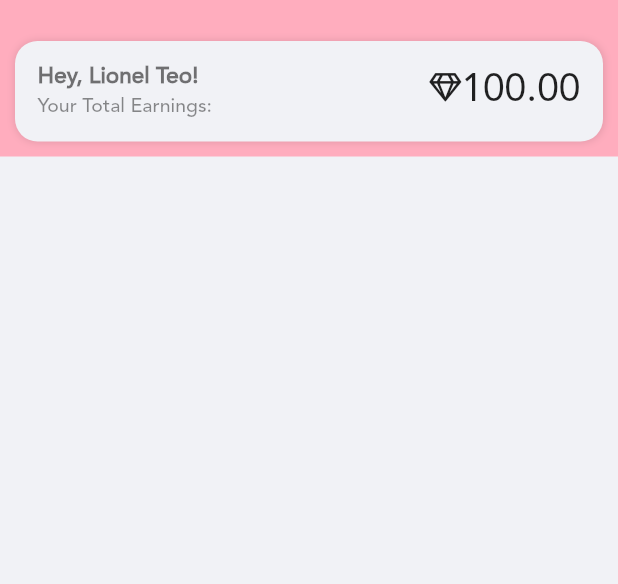
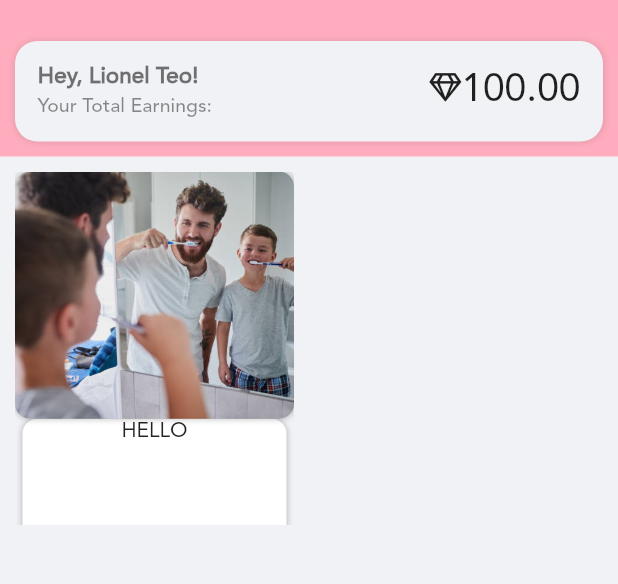
Before and after one commit to lioneltjr/task_mi, a Flutter app: the RewardsScreen screen opened by its route, on a phone screen of 412 x 824 dp, the part 73-657 px from its top. Run offline on Flutter 3.47's test engine with Material 2 defaults, Android fonts, the phone set to English and light mode, and no system bars; our stand-ins replace font_awesome_flutter, simple_animations; key blocks and very long unbroken strings in the code were emptied for the run.

Commit message:
minor changes

```diff
--- a/lib/components/ItemWidget.dart
+++ b/lib/components/ItemWidget.dart
@@ -58,7 +58,7 @@ class _ItemWidgetState extends State<ItemWidget> {
                     BoxShadow(
                         color: Colors.grey[400],
                         blurRadius: 1,
-                        offset: Offset(2, 2)),
+                        offset: Offset(0.5, 0.5)),
                     BoxShadow(
                         color: Global.white,
                         blurRadius: 0.8,
@@ -68,7 +68,7 @@ class _ItemWidgetState extends State<ItemWidget> {
             Container(
               height: 250,
               decoration: BoxDecoration(
-                borderRadius: BorderRadius.circular(15),
+                borderRadius: BorderRadius.circular(11),
                 gradient: LinearGradient(
                   begin: Alignment.topCenter,
                   end: Alignment.bottomCenter,
--- a/lib/screens/rewards_screen.dart
+++ b/lib/screens/rewards_screen.dart
@@ -119,7 +119,7 @@ class _RewardsScreenState extends State<RewardsScreen> with SingleTickerProvider
         children: <Widget>[
           Column(
             mainAxisAlignment: MainAxisAlignment.start,
-            crossAxisAlignment: CrossAxisAlignment.center,
+            crossAxisAlignment: CrossAxisAlignment.start,
             children: <Widget>[
               Container(
                 padding: EdgeInsets.only(top: 10),
@@ -202,7 +202,66 @@ class _RewardsScreenState extends State<RewardsScreen> with SingleTickerProvider
                   ],
                 ),
               ),
-
+              Padding(
+                padding: const EdgeInsets.all(10.0),
+                child: Container(
+                width: MediaQuery.of(context).size.width/2 - 20,
+                  height: MediaQuery.of(context).size.height/3.5,
+                  child: Stack(
+                    children: <Widget>[
+                      Positioned(
+                        left:5,
+                        top:MediaQuery.of(context).size.height/5,
+                        child: Container(
+                          width: MediaQuery.of(context).size.width/2 - 30,
+                          height: MediaQuery.of(context).size.height/3.5,
+                          decoration: BoxDecoration(
+                            color: Colors.white,
+                            borderRadius: BorderRadius.circular(10),
+                              boxShadow: [
+                                BoxShadow(
+                                    color: Colors.black26,
+                                    offset: Offset(
+                                        0.2,0.2
+                                    ),
+                                    blurRadius: 3
+                                )
+                              ]
+                          ),
+                          child: Column(
+                            children: <Widget>[
+                              Text('HELLO')
+                            ],
+                          ),
+                        ),
+                      ),
+                      Positioned(
+                        top:0,
+                        child: Container(
+                          width: MediaQuery.of(context).size.width/2-20,
+                          height: MediaQuery.of(context).size.height/5,
+                          decoration: BoxDecoration(
+                              borderRadius: BorderRadius.circular(10),
+                              image: DecorationImage(
+                                  image: Image.asset('assets/images/brushteeth.jpg').image,
+                                  fit: BoxFit.cover
+                              ),
+                              boxShadow: [
+                                BoxShadow(
+                                    color: Colors.black26,
+                                    offset: Offset(
+                                        0.2,0.2
+                                    ),
+                                    blurRadius: 3
+                                )
+                              ]
+                          ),
+                        ),
+                      ),
+                    ],
+                  ),
+                ),
+              ),
             ],
           ),
         ],
```
